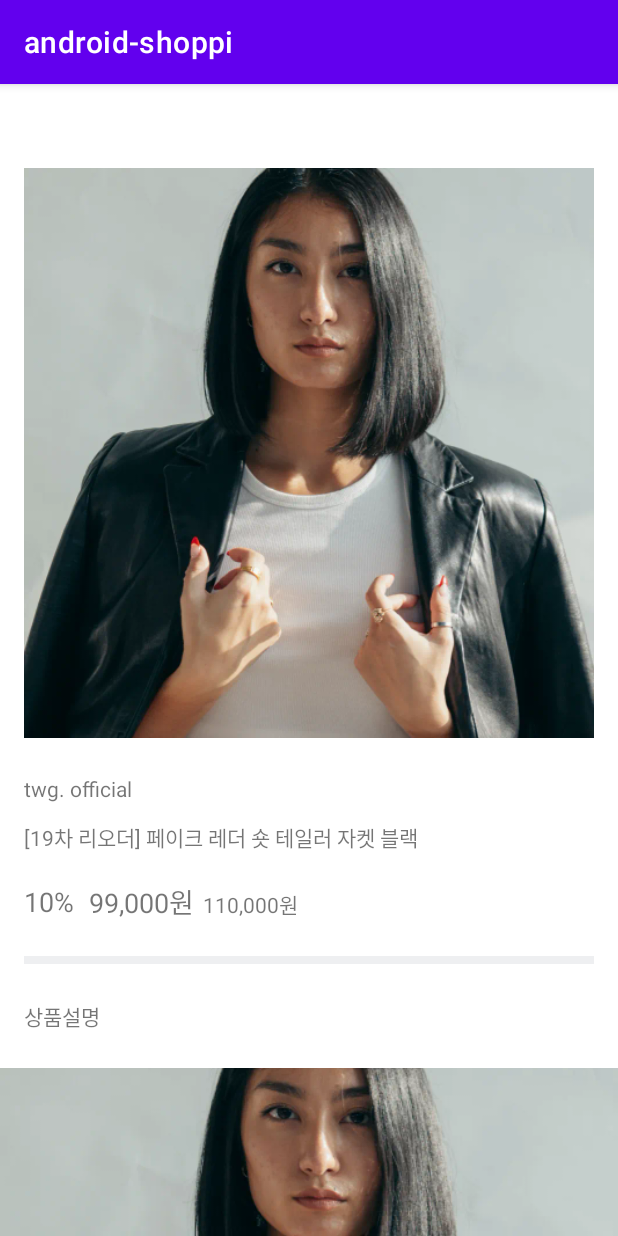
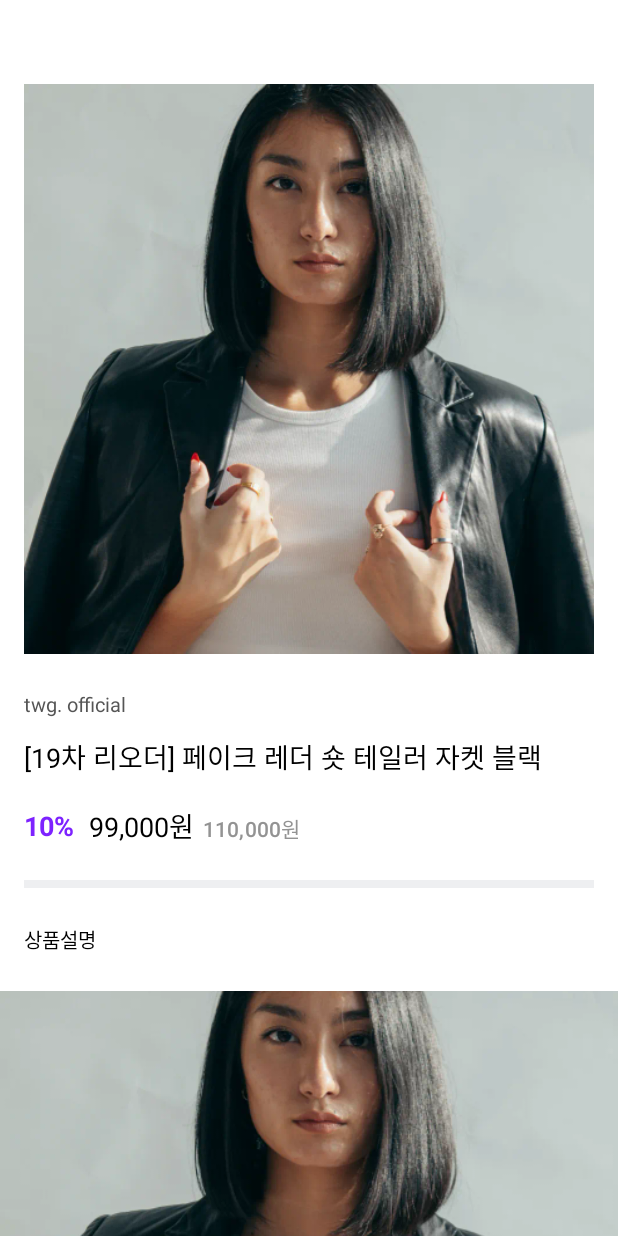
Before and after one commit to min06274/android-shoppi, an Android app: the screen it shows after launch (MainActivity), on a phone screen of 412 x 824 dp. Run offline under Robolectric (Android 15) with nearby library versions, the phone set to English and light mode, and no system bars.

Commit message:
style theme

```diff
--- a/app/src/main/res/layout/activity_product_detail.xml
+++ b/app/src/main/res/layout/activity_product_detail.xml
@@ -43,6 +43,7 @@
 
             <TextView
                 android:id="@+id/tv_product_brand_name"
+                style="@style/TextSubtitle3.Grey03"
                 android:layout_width="0dp"
                 android:layout_height="wrap_content"
                 android:layout_marginStart="16dp"
@@ -56,6 +57,7 @@
 
             <TextView
                 android:id="@+id/tv_product_label"
+                style="@style/TextMedium"
                 android:layout_width="0dp"
                 android:layout_height="wrap_content"
                 android:layout_marginStart="16dp"
@@ -68,12 +70,12 @@
 
             <TextView
                 android:id="@+id/tv_product_discount_rate"
+                style="@style/TextMedium.Purple.Bold"
                 android:layout_width="wrap_content"
                 android:layout_height="wrap_content"
                 android:layout_marginStart="16dp"
                 android:layout_marginTop="20dp"
                 android:text="10%"
-                android:textSize="18sp"
 
                 app:layout_constraintStart_toStartOf="parent"
                 app:layout_constraintTop_toBottomOf="@id/tv_product_label"
@@ -82,11 +84,11 @@
 
             <TextView
                 android:id="@+id/tv_product_discount_price"
+                style="@style/TextMedium"
                 android:layout_width="wrap_content"
                 android:layout_height="wrap_content"
                 android:layout_marginStart="10dp"
                 android:text="99,000원"
-                android:textSize="18sp"
 
                 app:layout_constraintBottom_toBottomOf="@id/tv_product_discount_rate"
                 app:layout_constraintStart_toEndOf="@id/tv_product_discount_rate"
@@ -94,6 +96,7 @@
 
             <TextView
                 android:id="@+id/tv_product_price"
+                style="@style/TextSubtitle2.Grey05"
                 android:layout_width="wrap_content"
                 android:layout_height="wrap_content"
                 android:layout_marginStart="6dp"
@@ -117,6 +120,8 @@
 
             <TextView
                 android:id="@+id/tv_product_detail_image_title"
+                style="@style/TextSubtitle3"
+
                 android:layout_width="wrap_content"
                 android:layout_height="wrap_content"
                 android:layout_marginStart="16dp"
--- a/app/src/main/res/values-night/themes.xml
+++ b/app/src/main/res/values-night/themes.xml
@@ -1,14 +1,14 @@
 <resources xmlns:tools="http://schemas.android.com/tools">
     <!-- Base application theme. -->
-    <style name="Theme.Androidshoppi" parent="Theme.MaterialComponents.DayNight.DarkActionBar">
+    <style name="Theme.Androidshoppi" parent="Theme.MaterialComponents.DayNight.NoActionBar">
         <!-- Primary brand color. -->
-        <item name="colorPrimary">@color/purple_200</item>
-        <item name="colorPrimaryVariant">@color/purple_700</item>
-        <item name="colorOnPrimary">@color/black</item>
+        <item name="colorPrimary">@color/shoppi_purple</item>
+        <item name="colorPrimaryVariant">@color/shoppi_gradient_purple</item>
+        <item name="colorOnPrimary">@color/shoppi_black_01</item>
         <!-- Secondary brand color. -->
-        <item name="colorSecondary">@color/teal_200</item>
-        <item name="colorSecondaryVariant">@color/teal_200</item>
-        <item name="colorOnSecondary">@color/black</item>
+        <item name="colorSecondary">@color/shoppi_pink_01</item>
+        <item name="colorSecondaryVariant">@color/shoppi_pink_02</item>
+        <item name="colorOnSecondary">@color/shoppi_black_01</item>
         <!-- Status bar color. -->
         <item name="android:statusBarColor" tools:targetApi="l">?attr/colorPrimaryVariant</item>
         <!-- Customize your theme here. -->
--- a/app/src/main/res/values/colors.xml
+++ b/app/src/main/res/values/colors.xml
@@ -1,10 +1,22 @@
 <?xml version="1.0" encoding="utf-8"?>
 <resources>
-    <color name="purple_200">#FFBB86FC</color>
-    <color name="purple_500">#FF6200EE</color>
-    <color name="purple_700">#FF3700B3</color>
-    <color name="teal_200">#FF03DAC5</color>
-    <color name="teal_700">#FF018786</color>
-    <color name="black">#FF000000</color>
-    <color name="white">#FFFFFFFF</color>
+    <color name="shoppi_purple">#7d22ff</color>
+    <color name="shoppi_pink_01">#66e062ff</color>
+    <color name="shoppi_pink_02">#11e062ff</color>
+    <color name="shoppi_gradient_purple">#6b19ff</color>
+    <color name="shoppi_gradient_pink">#fd62ff</color>
+    <color name="shoppi_black_01">#000000</color>
+    <color name="shoppi_black_02">#111111</color>
+    <color name="shoppi_grey_01">#5f5f69</color>
+    <color name="shoppi_grey_02">#52514d</color>
+    <color name="shoppi_grey_03">#555555</color>
+    <color name="shoppi_grey_04">#888888</color>
+    <color name="shoppi_grey_05">#939393</color>
+    <color name="shoppi_grey_06">#d1d1d1</color>
+    <color name="shoppi_grey_07">#d6d6d6</color>
+    <color name="shoppi_grey_08">#e9e9e9</color>
+    <color name="shoppi_grey_09">#eeeff1</color>
+    <color name="shoppi_bluegrey">#f2f4f6</color>
+    <color name="shoppi_white">#ffffff</color>
+    <color name="shoppi_brown">#967a6d</color>
 </resources>
--- a/app/src/main/res/values/themes.xml
+++ b/app/src/main/res/values/themes.xml
@@ -1,14 +1,14 @@
 <resources xmlns:tools="http://schemas.android.com/tools">
     <!-- Base application theme. -->
-    <style name="Theme.Androidshoppi" parent="Theme.MaterialComponents.DayNight.DarkActionBar">
+    <style name="Theme.Androidshoppi" parent="Theme.MaterialComponents.DayNight.NoActionBar">
         <!-- Primary brand color. -->
-        <item name="colorPrimary">@color/purple_500</item>
-        <item name="colorPrimaryVariant">@color/purple_700</item>
-        <item name="colorOnPrimary">@color/white</item>
+        <item name="colorPrimary">@color/shoppi_purple</item>
+        <item name="colorPrimaryVariant">@color/shoppi_gradient_purple</item>
+        <item name="colorOnPrimary">@color/shoppi_white</item>
         <!-- Secondary brand color. -->
-        <item name="colorSecondary">@color/teal_200</item>
-        <item name="colorSecondaryVariant">@color/teal_700</item>
-        <item name="colorOnSecondary">@color/black</item>
+        <item name="colorSecondary">@color/shoppi_pink_01</item>
+        <item name="colorSecondaryVariant">@color/shoppi_pink_02</item>
+        <item name="colorOnSecondary">@color/shoppi_black_01</item>
         <!-- Status bar color. -->
         <item name="android:statusBarColor" tools:targetApi="l">?attr/colorPrimaryVariant</item>
         <!-- Customize your theme here. -->
```
Also changed, not shown: app/src/main/res/values/styles.xml (added, +66 -0 lines).
